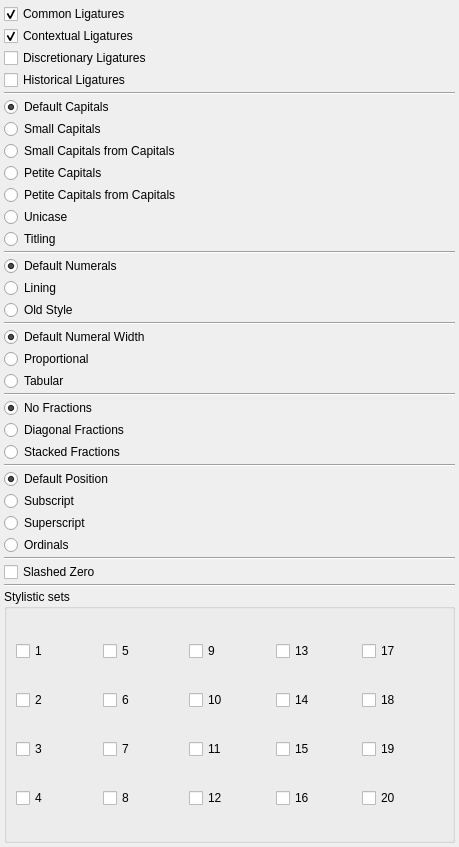
nitramr/scribus, file scribus/ui/propertywidget_fontfeaturesbase.ui: the form before one commit.
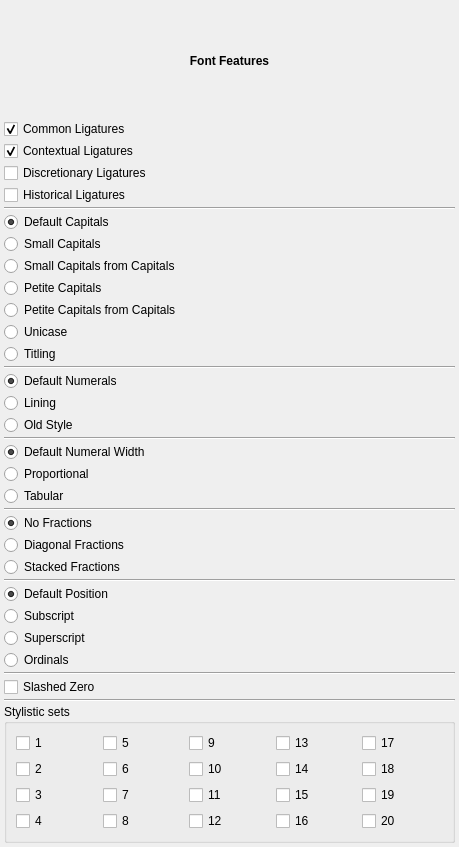
The form after the commit.

The edit to the form file:
```diff
--- a/scribus/ui/propertywidget_fontfeaturesbase.ui
+++ b/scribus/ui/propertywidget_fontfeaturesbase.ui
@@ -41,6 +41,22 @@
    <property name="bottomMargin">
     <number>4</number>
    </property>
+   <item>
+    <widget class="QLabel" name="label">
+     <property name="font">
+      <font>
+       <weight>75</weight>
+       <bold>true</bold>
+      </font>
+     </property>
+     <property name="text">
+      <string>Font Features</string>
+     </property>
+     <property name="alignment">
+      <set>Qt::AlignCenter</set>
+     </property>
+    </widget>
+   </item>
    <item>
     <widget class="QCheckBox" name="CommonCheck">
      <property name="toolTip">
```
Left out of the diff: 4 changed lines with no effect on the pictures.
